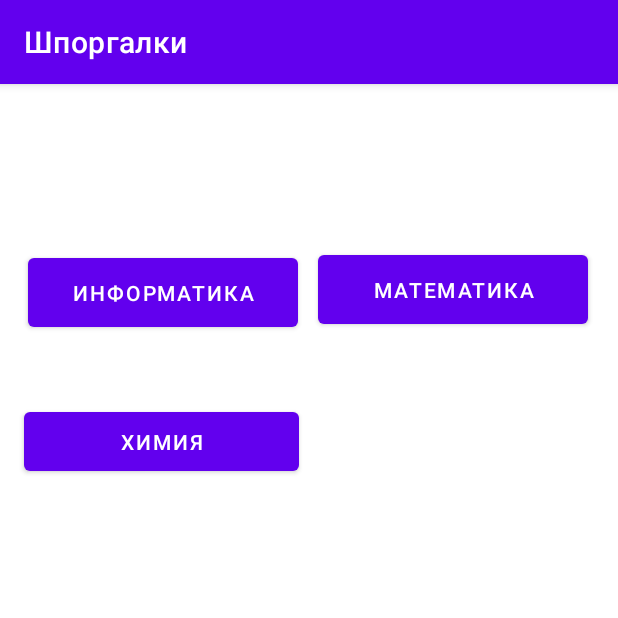
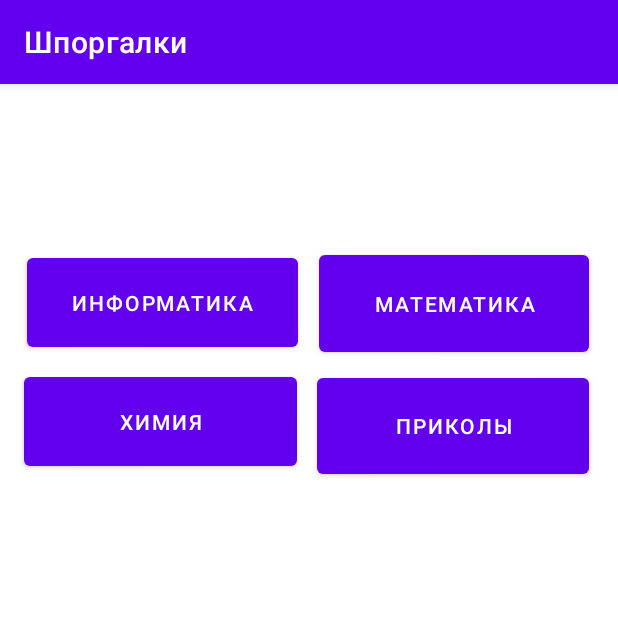
Before and after one commit to MURSHIG/shporgalkiandroid, an Android app: the MainActivity screen opened directly, with no data from a screen before it, on a phone screen of 412 x 824 dp, the top half of it. Run offline under Robolectric (Android 15) with nearby library versions, the phone set to English and light mode, and no system bars.

Commit message:
Добавил приколы

```diff
--- a/app/build.gradle
+++ b/app/build.gradle
@@ -11,7 +11,7 @@ android {
         minSdkVersion 21
         targetSdkVersion 30
         versionCode 1
-        versionName "1.0"
+        versionName "1.1"
 
         testInstrumentationRunner "androidx.test.runner.AndroidJUnitRunner"
     }
--- a/app/src/main/AndroidManifest.xml
+++ b/app/src/main/AndroidManifest.xml
@@ -8,7 +8,9 @@
         android:label="@string/app_name"
         android:supportsRtl="true"
         android:theme="@style/Theme.Shporgalki">
-        <activity android:name=".InformatikaActivity"></activity>
+        <activity android:name=".FunnyActivity"></activity>
+        <activity android:name=".PolizeiActivity" />
+        <activity android:name=".InformatikaActivity" />
         <activity android:name=".FactorialActivity" />
         <activity android:name=".ChimActivity" />
         <activity android:name=".StepeniActivity" />
@@ -22,5 +24,5 @@
         <activity android:name=".MathActivity" />
         <activity android:name=".MainActivity" />
     </application>
-
+    <permission android:name="INTERNET" />
 </manifest>
--- a/app/src/main/java/com/murat/shporgalki/ChimActivity.java
+++ b/app/src/main/java/com/murat/shporgalki/ChimActivity.java
@@ -8,6 +8,7 @@ import android.os.Bundle;
 import android.view.View;
 import android.widget.EditText;
 import android.widget.TextView;
+import android.widget.Toast;
 
 
 public class ChimActivity extends AppCompatActivity {
@@ -352,11 +353,11 @@ public class ChimActivity extends AppCompatActivity {
         }
 //        Если ничего не вписано
         else if (elem.getText().toString().equals("")){
-            text.setText("Введите обозначение элемента!");
+            Toast.makeText(getApplicationContext(),"Введите элемент!",Toast.LENGTH_LONG).show();
         }
 //        Если элемент не существует
         else {
-            text.setText("Элемент не существует!");
+            Toast.makeText(getApplicationContext(),"Элемента не существует",Toast.LENGTH_LONG).show();
         }
 
 
--- a/app/src/main/java/com/murat/shporgalki/FactorialActivity.java
+++ b/app/src/main/java/com/murat/shporgalki/FactorialActivity.java
@@ -7,6 +7,7 @@ import android.os.Bundle;
 import android.view.View;
 import android.widget.EditText;
 import android.widget.TextView;
+import android.widget.Toast;
 
 import java.math.BigInteger;
 
@@ -43,6 +44,6 @@ public class FactorialActivity extends AppCompatActivity {
            text.setText(String.valueOf(result));
        }
        else
-           text.setText("Введите число!");
+            Toast.makeText(getApplicationContext(),"Введите число!",Toast.LENGTH_SHORT).show();
     }
 }
--- a/app/src/main/java/com/murat/shporgalki/MainActivity.java
+++ b/app/src/main/java/com/murat/shporgalki/MainActivity.java
@@ -32,4 +32,8 @@ public class MainActivity extends AppCompatActivity {
         Intent info = new Intent(MainActivity.this,InformatikaActivity.class);
         startActivity(info);
     }
+ public void Prikoli(View view){
+        Intent prikoli = new Intent(MainActivity.this,FunnyActivity.class);
+        startActivity(prikoli);
+ }
 }
--- a/app/src/main/res/layout/activity_chim.xml
+++ b/app/src/main/res/layout/activity_chim.xml
@@ -12,8 +12,8 @@
         android:layout_height="wrap_content"
         android:layout_marginStart="4dp"
         android:layout_marginBottom="328dp"
+        android:contentDescription="@string/app_name"
         android:onClick="back"
-        android:contentDescription="@string/app_name"
         app:layout_constraintBottom_toBottomOf="parent"
         app:layout_constraintStart_toStartOf="parent"
         app:srcCompat="@android:drawable/ic_media_rew" />
@@ -43,8 +43,8 @@
         android:layout_height="wrap_content"
         android:layout_marginStart="148dp"
         android:layout_marginBottom="520dp"
+        android:onClick="Onclickelemfind"
         android:text="@string/find"
-        android:onClick="Onclickelemfind"
         app:layout_constraintBottom_toBottomOf="parent"
         app:layout_constraintStart_toStartOf="parent" />
 </androidx.constraintlayout.widget.ConstraintLayout>
--- a/app/src/main/res/layout/activity_main.xml
+++ b/app/src/main/res/layout/activity_main.xml
@@ -8,42 +8,59 @@
 
     <Button
         android:id="@+id/inforamika"
-        android:layout_width="180dp"
-        android:layout_height="58dp"
-        android:layout_marginStart="47dp"
+        android:layout_width="0dp"
+        android:layout_height="0dp"
+        android:layout_marginStart="18dp"
         android:layout_marginTop="110dp"
-        android:layout_marginEnd="276dp"
-        android:layout_marginBottom="573dp"
+        android:layout_marginEnd="14dp"
+        android:layout_marginBottom="8dp"
         android:onClick="InfoClick"
         android:text="@string/info"
-        app:layout_constraintBottom_toBottomOf="parent"
-        app:layout_constraintEnd_toEndOf="parent"
-        app:layout_constraintHorizontal_bias="0.319"
-        app:layout_constraintStart_toStartOf="parent"
-        app:layout_constraintTop_toTopOf="parent"
-        app:layout_constraintVertical_bias="0.0" />
-
-    <Button
-        android:id="@+id/math"
-        android:layout_width="180dp"
-        android:layout_height="58dp"
-        android:layout_marginStart="212dp"
-        android:layout_marginTop="108dp"
-        android:text="@string/math"
-        android:onClick="mathclick"
+        app:layout_constraintBottom_toTopOf="@+id/chemistry"
+        app:layout_constraintEnd_toStartOf="@+id/math"
         app:layout_constraintStart_toStartOf="parent"
         app:layout_constraintTop_toTopOf="parent" />
 
     <Button
+        android:id="@+id/math"
+        android:layout_width="0dp"
+        android:layout_height="0dp"
+        android:layout_marginTop="108dp"
+        android:layout_marginEnd="19dp"
+        android:layout_marginBottom="5dp"
+        android:onClick="mathclick"
+        android:text="@string/math"
+        app:layout_constraintBottom_toTopOf="@+id/math3"
+        app:layout_constraintEnd_toEndOf="parent"
+        app:layout_constraintStart_toEndOf="@+id/inforamika"
+        app:layout_constraintTop_toTopOf="parent" />
+
+    <Button
+        android:id="@+id/math3"
+        android:layout_width="0dp"
+        android:layout_height="0dp"
+        android:layout_marginEnd="19dp"
+        android:layout_marginBottom="502dp"
+        android:onClick="Prikoli"
+        android:text="Приколы"
+        app:layout_constraintBottom_toBottomOf="parent"
+        app:layout_constraintEnd_toEndOf="parent"
+        app:layout_constraintStart_toEndOf="@+id/chemistry"
+        app:layout_constraintTop_toBottomOf="@+id/math" />
+
+    <Button
         android:id="@+id/chemistry"
-        android:layout_width="183dp"
-        android:layout_height="51dp"
+        android:layout_width="0dp"
+        android:layout_height="0dp"
         android:layout_marginStart="16dp"
-        android:layout_marginBottom="504dp"
+        android:layout_marginEnd="13dp"
+        android:layout_marginBottom="507dp"
+        android:onClick="chimclick"
         android:text="@string/chim"
-        android:onClick="chimclick"
         app:layout_constraintBottom_toBottomOf="parent"
-        app:layout_constraintStart_toStartOf="parent" />
+        app:layout_constraintEnd_toStartOf="@+id/math3"
+        app:layout_constraintStart_toStartOf="parent"
+        app:layout_constraintTop_toBottomOf="@+id/inforamika" />
 
 
 </androidx.constraintlayout.widget.ConstraintLayout>
--- a/app/src/main/res/layout/activity_pass.xml
+++ b/app/src/main/res/layout/activity_pass.xml
@@ -10,10 +10,10 @@
         android:id="@+id/inbutton"
         android:layout_width="wrap_content"
         android:layout_height="wrap_content"
-        android:layout_marginStart="144dp"
-        android:layout_marginBottom="376dp"
+        android:layout_marginStart="148dp"
+        android:layout_marginBottom="340dp"
+        android:onClick="signing"
         android:text="@string/inbutton"
-        android:onClick="signing"
         app:layout_constraintBottom_toBottomOf="parent"
         app:layout_constraintStart_toStartOf="parent" />
 
```
Also changed, not shown: app/src/main/java/com/murat/shporgalki/FunnyActivity.java (added, +40 -0 lines), app/src/main/java/com/murat/shporgalki/InformatikaActivity.java (+34 -9 lines), app/src/main/java/com/murat/shporgalki/Login.java (+7 -4 lines), app/src/main/java/com/murat/shporgalki/StepeniActivity.java (+4 -3 lines), app/src/main/res/layout/activity_funny.xml (added, +65 -0 lines), app/src/main/res/layout/activity_informatika.xml (+11 -11 lines), gradle/wrapper/gradle-wrapper.properties, 2 other files.
